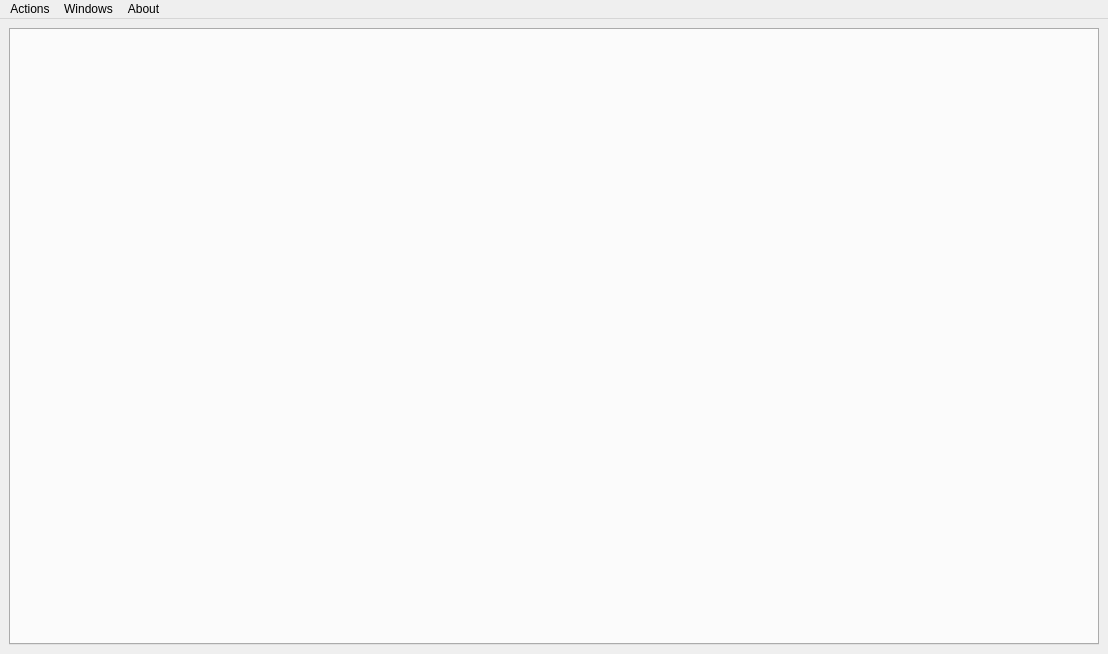
Qt form src/spool/data/spool.ui (pyrocko/kite) before a commit.
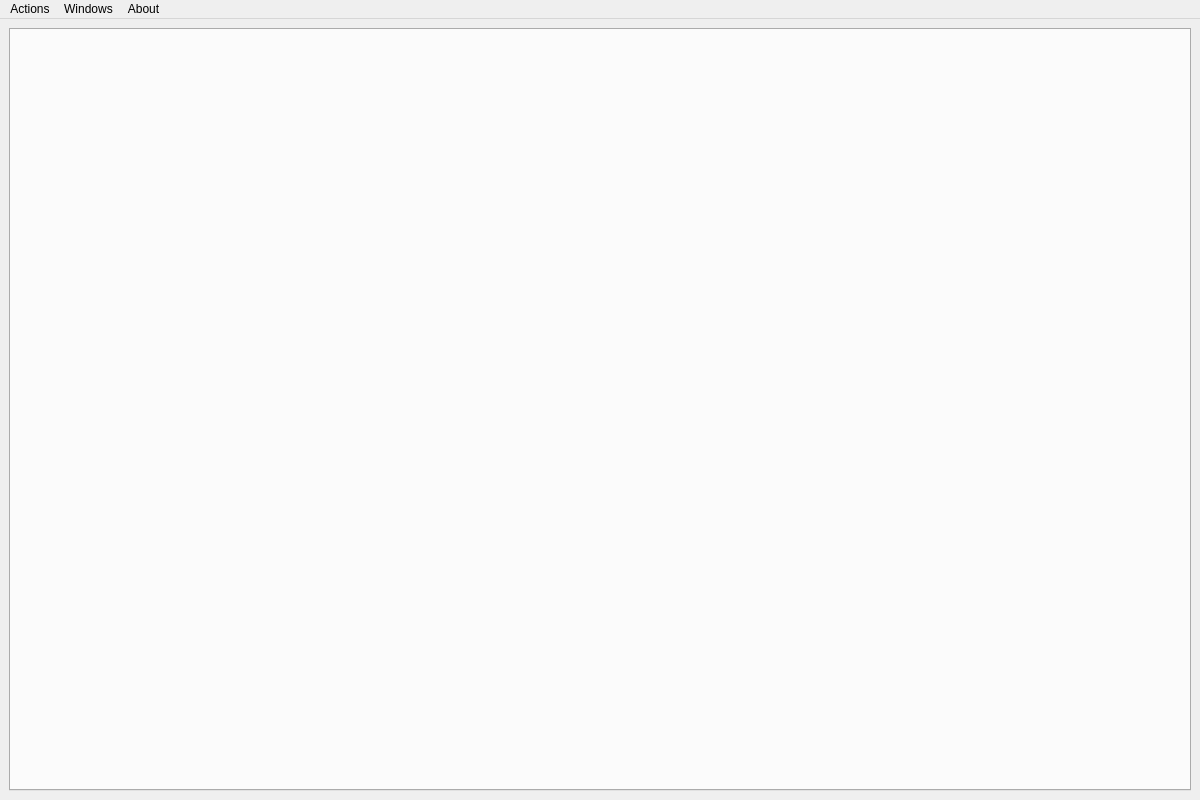
The same form after that commit.

Patch:
```diff
--- a/src/spool/data/spool.ui
+++ b/src/spool/data/spool.ui
@@ -6,8 +6,8 @@
    <rect>
     <x>0</x>
     <y>0</y>
-    <width>1108</width>
-    <height>654</height>
+    <width>1200</width>
+    <height>800</height>
    </rect>
   </property>
   <property name="sizePolicy">
@@ -62,7 +62,7 @@
     <rect>
      <x>0</x>
      <y>0</y>
-     <width>1108</width>
+     <width>1200</width>
      <height>21</height>
     </rect>
    </property>
```
